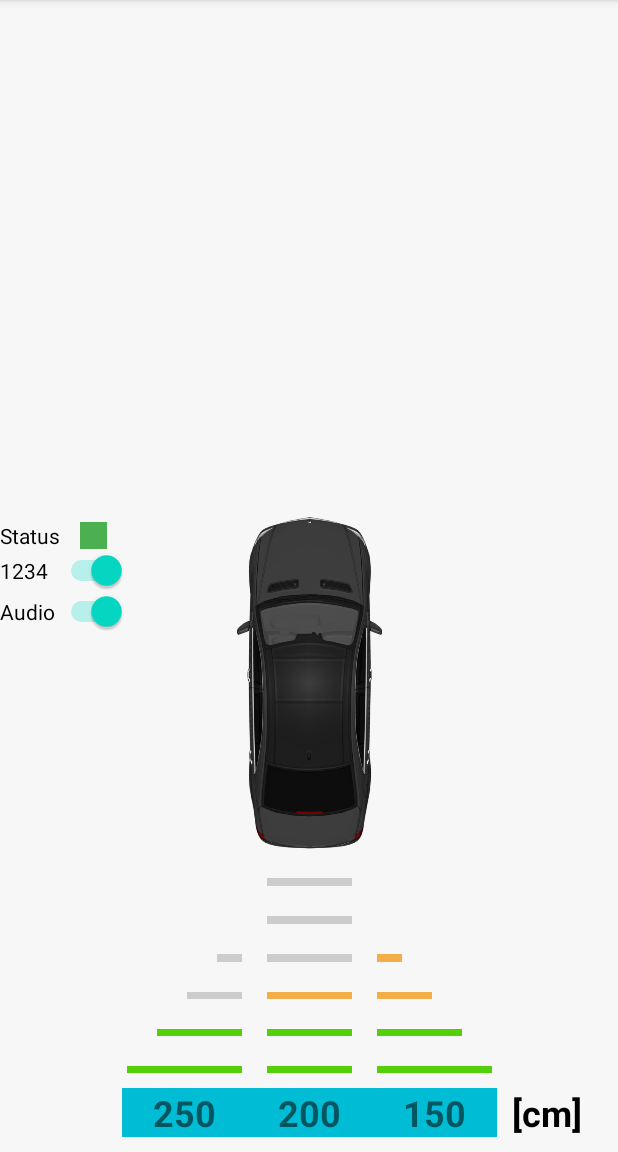
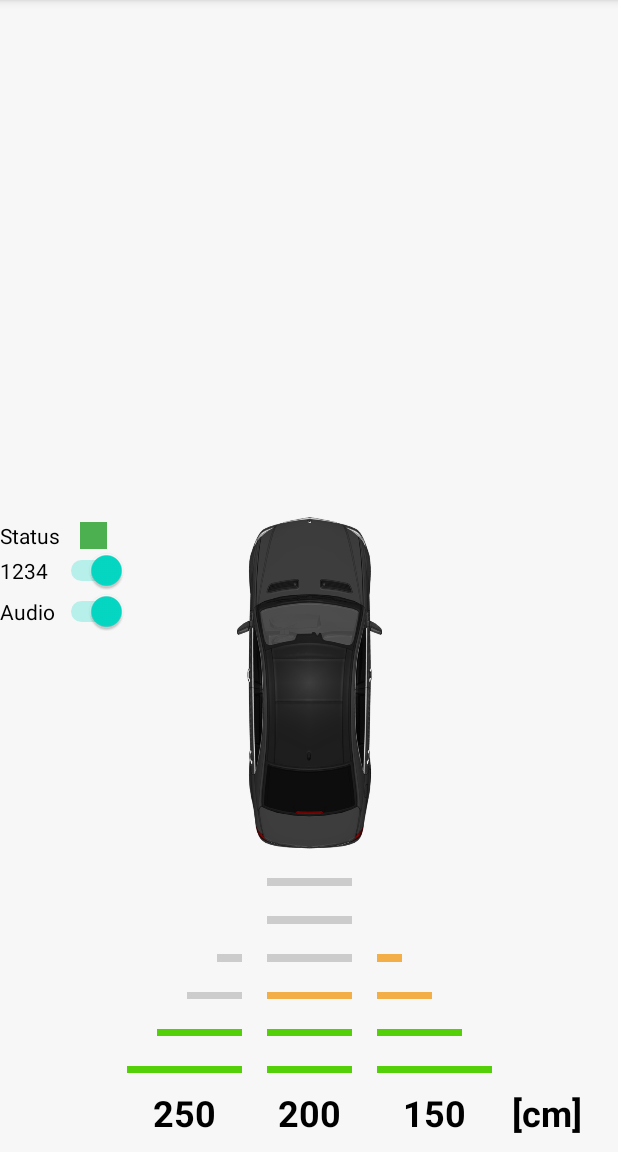
Before and after one commit to emanuelena49/iot-parking-app, an Android app: the screen it shows after launch (MainActivity), on a phone screen of 412 x 824 dp, the part 84-1236 px from its top. Run offline under Robolectric (Android 15) with nearby library versions, the phone set to English and light mode, and no system bars.

Commit message:
Some UI refinement (2)

```diff
--- a/app/src/main/res/layout/activity_main.xml
+++ b/app/src/main/res/layout/activity_main.xml
@@ -63,9 +63,10 @@
                 android:layout_width="wrap_content"
                 android:layout_height="wrap_content"
                 android:layout_weight="1"
-                android:background="#00BCD4"
+                android:background="#00FFFFFF"
                 android:text="---"
                 android:textAlignment="center"
+                android:textColor="#000000"
                 android:textSize="24sp"
                 android:textStyle="bold" />
 
@@ -74,9 +75,10 @@
                 android:layout_width="wrap_content"
                 android:layout_height="wrap_content"
                 android:layout_weight="1"
-                android:background="#00BCD4"
+                android:background="#00FFFFFF"
                 android:text="---"
                 android:textAlignment="center"
+                android:textColor="#000000"
                 android:textSize="24sp"
                 android:textStyle="bold" />
 
@@ -85,9 +87,10 @@
                 android:layout_width="wrap_content"
                 android:layout_height="wrap_content"
                 android:layout_weight="1"
-                android:background="#00BCD4"
+                android:background="#00FFFFFF"
                 android:text="---"
                 android:textAlignment="center"
+                android:textColor="@color/black"
                 android:textSize="24sp"
                 android:textStyle="bold" />
         </LinearLayout>
```
